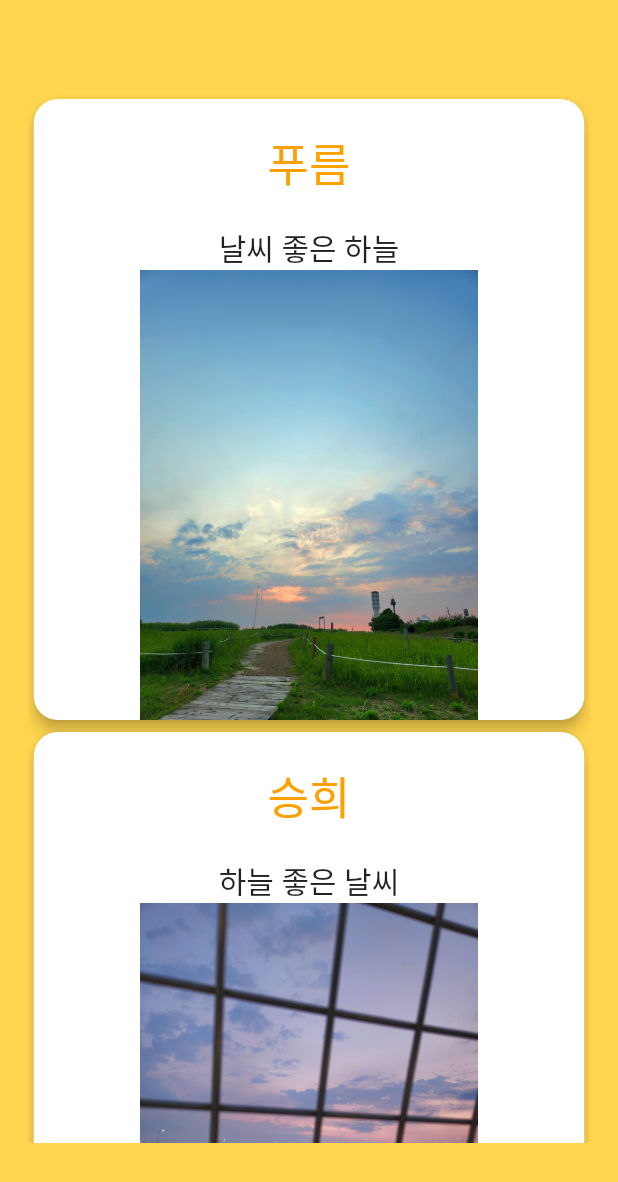
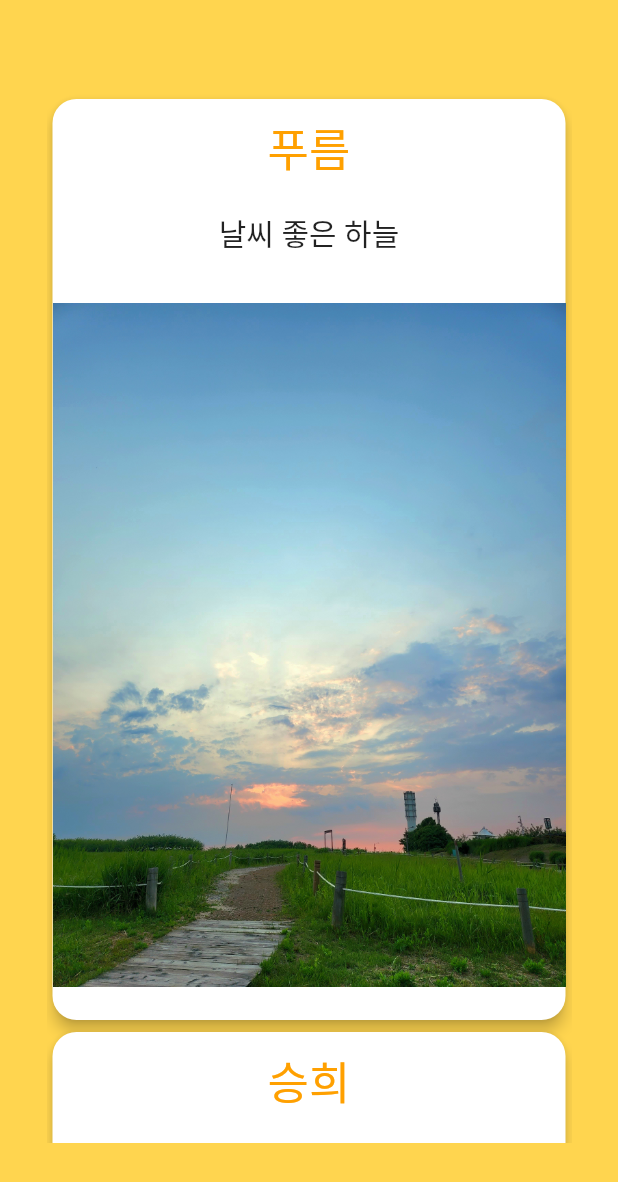
Before and after one commit to 2blue-99/FlutterTeamProject, a Flutter app: the FirstPage screen opened directly, on a phone screen of 412 x 824 dp. Shown: the top 1182 px of the screen. Run offline on Flutter 3.47's test engine with Material 2 defaults, Android fonts, the phone set to English and light mode, and no system bars; our stand-ins replace geolocator, latlong, lottie.

Commit message:
220523 버전

```diff
--- a/lib/main.dart
+++ b/lib/main.dart
@@ -1,12 +1,12 @@
 
 
 import 'package:flutter/material.dart';
-import 'package:teamproject/location.dart';
 import './sub/FirstPage.dart';
 import './sub/SecondPage.dart';
 import './sub/ThirdPage.dart';
 import 'animalItem.dart';
-import 'location.dart';
+// import 'location.dart';
+// import 'loginPage.dart';
 
 void main() {
   runApp(MyApp());
--- a/lib/sub/FirstPage.dart
+++ b/lib/sub/FirstPage.dart
@@ -16,7 +16,7 @@ class FirstPage extends StatelessWidget {
             children: <Widget>[
               Container(
                 height: 700,
-                width: 375,
+                width: 350,
                 color: Colors.amber[300],
                 child: ListView(
                   scrollDirection: Axis.vertical,
@@ -29,12 +29,16 @@ class FirstPage extends StatelessWidget {
                         child: Column(
                           children: <Widget>[
                             Padding(
-                                padding: EdgeInsets.all(20),
+                                padding: EdgeInsets.all(10),
                                 child: Container(
                                   child: Text("푸름",style: TextStyle(fontSize: 30,color:Colors.amber[700]))
                                 )),
-                            Text("날씨 좋은 하늘",style: TextStyle(fontSize: 20)),
-                            Image.asset('imageP/sky.png',width: 500,height: 300),
+
+                            Padding(
+                              padding: const EdgeInsets.all(10.0),
+                              child: Text("날씨 좋은 하늘",style: TextStyle(fontSize: 20)),
+                            ),
+                            Image.asset('imageP/sky.png',width: 500,height: 500),
                           ],
                         ),
                         elevation: 4.0, //그림자 깊이
@@ -50,12 +54,15 @@ class FirstPage extends StatelessWidget {
                         child: Column(
                           children: <Widget>[
                             Padding(
-                                padding: EdgeInsets.all(20),
+                                padding: EdgeInsets.all(10),
                                 child: Container(
                                     child: Text("승희",style: TextStyle(fontSize: 30,color:Colors.amber[700]))
                                 )),
-                            Text("하늘 좋은 날씨",style: TextStyle(fontSize: 20)),
-                            Image.asset('imageP/sky2.png',width: 500,height: 300),
+                            Padding(
+                              padding: const EdgeInsets.all(10.0),
+                              child: Text("하늘 좋은 날씨",style: TextStyle(fontSize: 20)),
+                            ),
+                            Image.asset('imageP/sky2.png',width: 500,height: 500),
                           ],
                         ),
                         elevation: 4.0, //그림자 깊이
@@ -71,12 +78,15 @@ class FirstPage extends StatelessWidget {
                         child: Column(
                           children: <Widget>[
                             Padding(
-                                padding: EdgeInsets.all(20),
+                                padding: EdgeInsets.all(10),
                                 child: Container(
                                     child: Text("호준",style: TextStyle(fontSize: 30,color:Colors.amber[700]))
                                 )),
-                            Text("날씨 좋은 하늘",style: TextStyle(fontSize: 20)),
-                            Image.asset('imageP/sky3.png',width: 500,height: 300),
+                            Padding(
+                              padding: const EdgeInsets.all(10.0),
+                              child: Text("날씨 좋은 하늘",style: TextStyle(fontSize: 20)),
+                            ),
+                            Image.asset('imageP/sky3.png',width: 500,height: 500),
                           ],
                         ),
                         elevation: 4.0, //그림자 깊이
@@ -92,12 +102,15 @@ class FirstPage extends StatelessWidget {
                         child: Column(
                           children: <Widget>[
                             Padding(
-                                padding: EdgeInsets.all(20),
+                                padding: EdgeInsets.all(10),
                                 child: Container(
                                     child: Text("태용",style: TextStyle(fontSize: 30,color:Colors.amber[700]))
                                 )),
-                            Text("좋은 날씨 하늘",style: TextStyle(fontSize: 20)),
-                            Image.asset('imageP/sky4.png',width: 500,height: 300),
+                            Padding(
+                              padding: const EdgeInsets.all(10.0),
+                              child: Text("좋은 날씨 하늘",style: TextStyle(fontSize: 20)),
+                            ),
+                            Image.asset('imageP/sky4.png',width: 500,height: 500),
                           ],
                         ),
                         elevation: 4.0, //그림자 깊이
@@ -111,14 +124,6 @@ class FirstPage extends StatelessWidget {
                 // mainAxisAlignment: MainAxisAlignment.spaceAround,
               ),
             ],
-
-
-            //   children: <Widget>[
-            //     Padding(
-            //       padding: EdgeInsets.all(50),
-            //       child: Text('          소셜')),
-            //     Image.asset("imageP/sky.png",width: 400,height: 400,)
-            // ],
           ),
       ),
     ),
--- a/lib/sub/ThirdPage.dart
+++ b/lib/sub/ThirdPage.dart
@@ -31,7 +31,7 @@ class _ThirdPageState extends State<ThirdPage> {
                         children: <Widget>[
                           Text(
                             "사용자 정보",
-                            style: TextStyle(fontSize: 25, color: Colors.white),
+                            style: TextStyle(fontSize: 25),
                           ),
                           Text("\nID", style: TextStyle(
                               fontSize: 25, color: Colors.white))
@@ -43,7 +43,7 @@ class _ThirdPageState extends State<ThirdPage> {
                       child: Column(
                         children: <Widget>[
                           Text("키(cm)", style: TextStyle(
-                              fontSize: 25, color: Colors.white)),
+                              fontSize: 25)),
                           Text("\n170", style: TextStyle(
                               fontSize: 25, color: Colors.white))
                         ],
@@ -54,7 +54,7 @@ class _ThirdPageState extends State<ThirdPage> {
                       child: Column(
                         children: <Widget>[
                           Text("몸무게(kg)", style: TextStyle(
-                              fontSize: 25, color: Colors.white)),
+                              fontSize: 25)),
                           Text("\n68", style: TextStyle(
                               fontSize: 25, color: Colors.white))
                         ],
```
Also changed, not shown: lib/Recoding.dart (+85 -66 lines), lib/loginPage.dart (+90 -0 lines), 1 other file.
